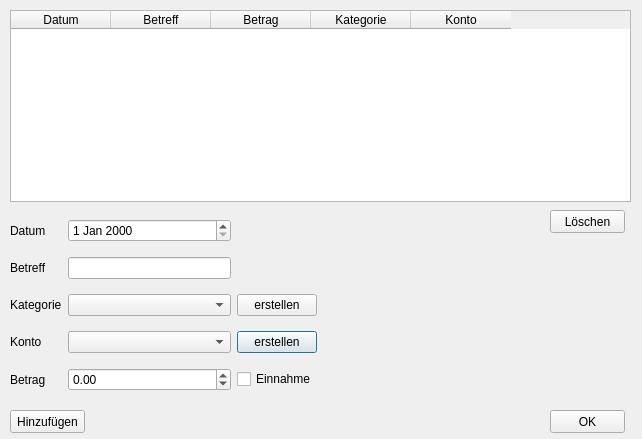
First picture: the form in View/src/main/resources/design/ui/transactiondialog.ui, repository marcuskraft/DimeDiaryJavaFx, before the edit.
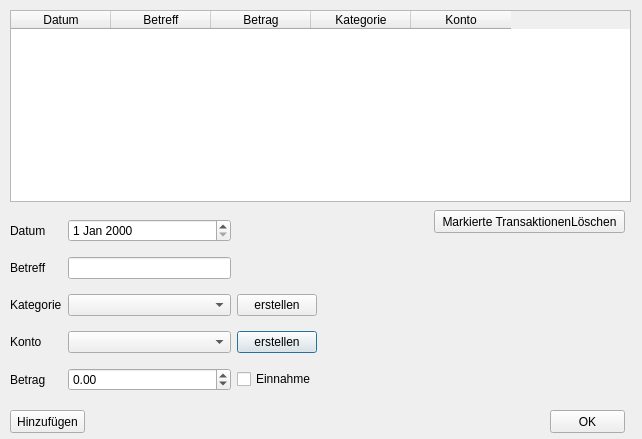
Second picture: the form after the edit.

Patch:
```diff
--- a/View/src/main/resources/design/ui/transactiondialog.ui
+++ b/View/src/main/resources/design/ui/transactiondialog.ui
@@ -157,14 +157,14 @@
   <widget class="QPushButton" name="pushButtonDelete">
    <property name="geometry">
     <rect>
-     <x>550</x>
+     <x>434</x>
      <y>210</y>
-     <width>75</width>
+     <width>191</width>
      <height>23</height>
     </rect>
    </property>
    <property name="text">
-    <string>Löschen</string>
+    <string>Markierte TransaktionenLöschen</string>
    </property>
   </widget>
   <widget class="QPushButton" name="pushButtonOK">
```
Left out of the diff: 4 changed lines with no effect on the pictures.
